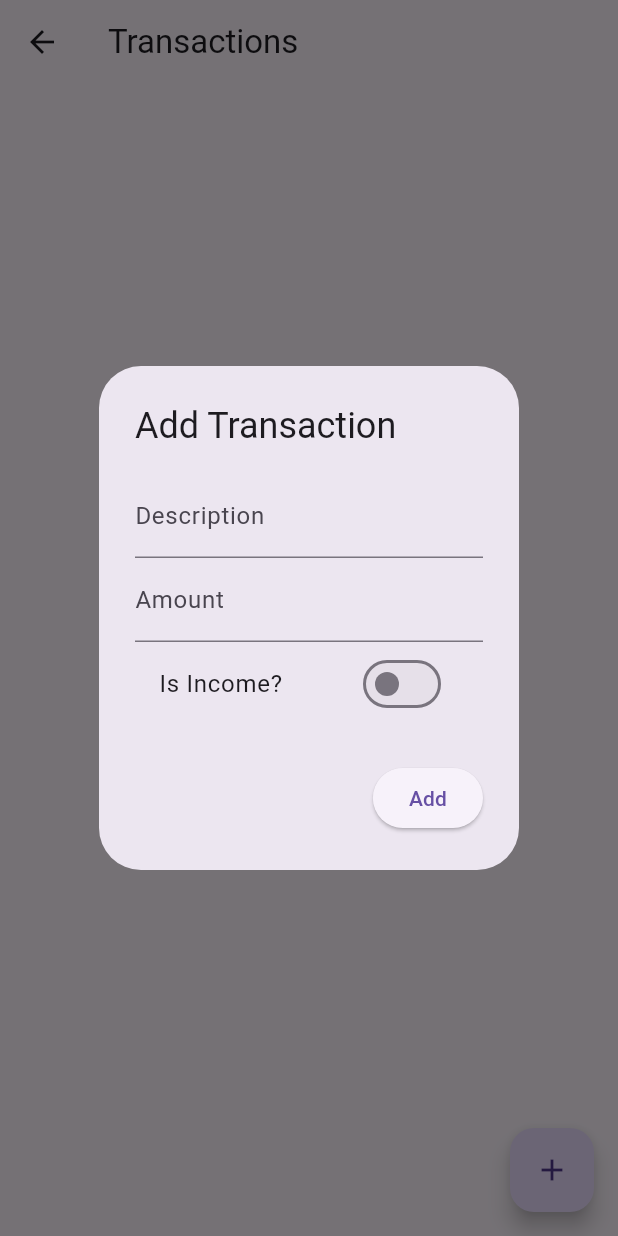
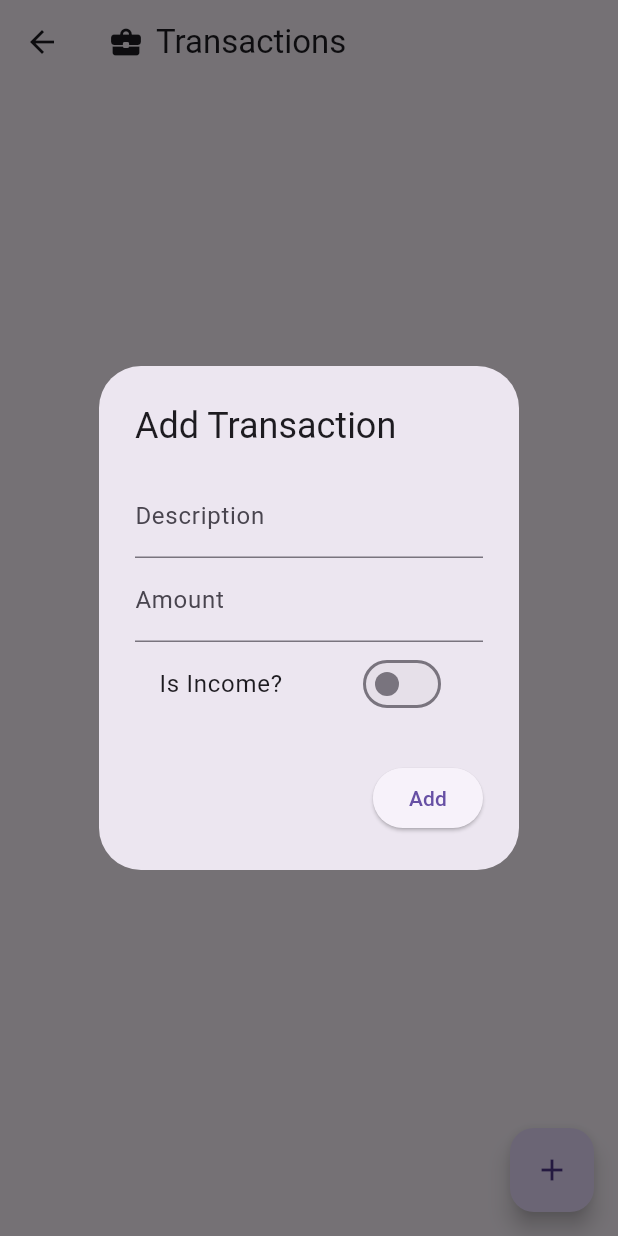
Before and after one commit to PornpapatDps/login_signup, a Flutter app: the TransactionScreen screen opened directly, after a tap on the "add" icon, on a phone screen of 412 x 824 dp. Run offline on Flutter 3.47's test engine with Material 3 defaults, Android fonts, the phone set to English and light mode, and no system bars; our stand-ins replace cloud_firestore, firebase_auth, firebase_core; accounts and stored records are empty.

Commit message:
Update transaction.dart

```diff
--- a/lib/pages/transaction.dart
+++ b/lib/pages/transaction.dart
@@ -5,14 +5,13 @@ import 'package:login_signup/database/database_helper.dart';
 // import 'package:login_signup/database/model.dart';
 
 class TransactionScreen extends StatefulWidget {
-  final DatabaseHelper dbHelper; // Add this line
+  final DatabaseHelper dbHelper;
 
   TransactionScreen({Key? key, required this.dbHelper}) : super(key: key);
 
   @override
   _TransactionScreenState createState() => _TransactionScreenState();
 }
-
 
 class _TransactionScreenState extends State<TransactionScreen> {
   List<Transaction> transactions = [];
@@ -43,7 +42,13 @@ class _TransactionScreenState extends State<TransactionScreen> {
   Widget build(BuildContext context) {
     return Scaffold(
       appBar: AppBar(
-        title: Text('Transactions'),
+        title: Row(
+          children: [
+            Icon(Icons.business_center_rounded),
+            SizedBox(width: 8), // Add some space between icon and text
+            Text('Transactions'),
+          ],
+        ),
       ),
       body: transactions.isEmpty
           ? Center(child: Text('No Transactions'))
```
